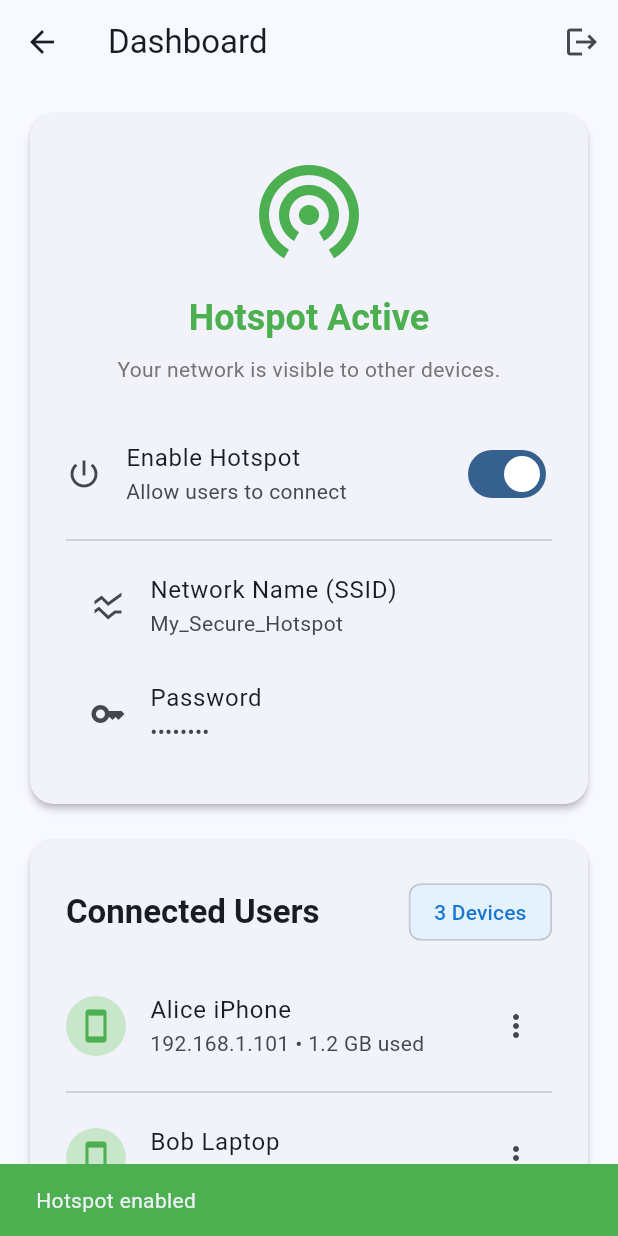
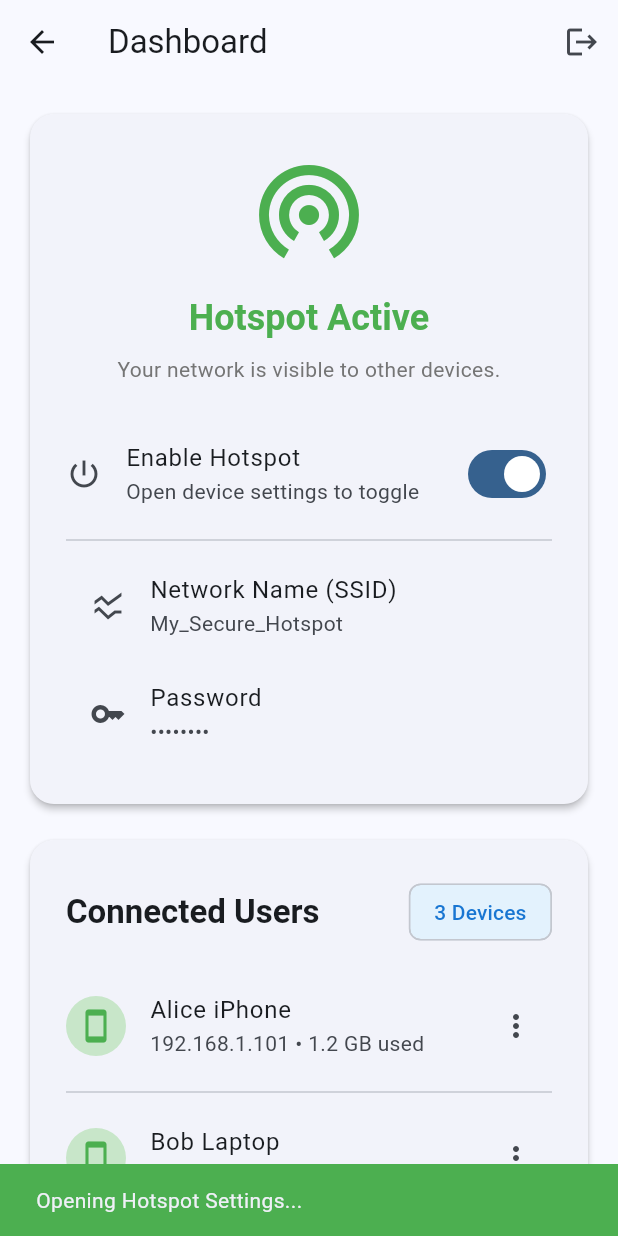
Before and after one commit to could-ai/019ae816-cc54-713b-9705-bed6281723f4, a Flutter app: the HomeScreen screen opened by its route, after a tap on "Enable Hotspot", on a phone screen of 412 x 824 dp. Run offline on Flutter 3.47's test engine with Material 3 defaults, Android fonts, the phone set to English and light mode, and no system bars; missing offline and left inert: app_settings.

Commit message:
Added app_settings dependency to allow opening device hotspot settings; Updated HomeScreen to integrate device hotspot control. Added logic to open system hotspot settings when the toggle is switched, as direct programmatic control is restricted by OS security. Added platform checks to handle Web vs Mobile behavior appropriately.

```diff
--- a/usr/lib/screens/home_screen.dart
+++ b/usr/lib/screens/home_screen.dart
@@ -1,4 +1,6 @@
 import 'package:flutter/material.dart';
+import 'package:flutter/foundation.dart' show kIsWeb;
+import 'package:app_settings/app_settings.dart';
 
 class HomeScreen extends StatefulWidget {
   const HomeScreen({super.key});
@@ -22,13 +24,36 @@ class _HomeScreenState extends State<HomeScreen> {
       _isHotspotOn = value;
     });
 
+    if (kIsWeb) {
+      // Web browsers cannot access device hardware settings
       ScaffoldMessenger.of(context).showSnackBar(
         SnackBar(
-        content: Text(value ? 'Hotspot enabled' : 'Hotspot disabled'),
+          content: const Text('Note: Web browsers cannot directly control device Hotspot.'),
+          backgroundColor: Colors.orange,
+          action: SnackBarAction(
+            label: 'OK',
+            textColor: Colors.white,
+            onPressed: () {},
+          ),
+        ),
+      );
+    } else {
+      // On Mobile/Native, we can try to open settings
+      // Direct programmatic toggling is restricted by OS security (Android/iOS)
+      // so we redirect the user to the settings page.
+      ScaffoldMessenger.of(context).showSnackBar(
+        SnackBar(
+          content: Text(value ? 'Opening Hotspot Settings...' : 'Opening Settings...'),
           backgroundColor: value ? Colors.green : Colors.grey,
           duration: const Duration(seconds: 2),
         ),
       );
+
+      // Small delay to let the UI update before switching apps
+      Future.delayed(const Duration(milliseconds: 300), () {
+        AppSettings.openAppSettings(type: AppSettingsType.hotspot);
+      });
+    }
   }
 
   void _toggleUserBlock(int index) {
@@ -134,7 +159,7 @@ class _HomeScreenState extends State<HomeScreen> {
             const SizedBox(height: 24),
             SwitchListTile(
               title: const Text('Enable Hotspot'),
-              subtitle: const Text('Allow users to connect'),
+              subtitle: const Text('Open device settings to toggle'),
               value: _isHotspotOn,
               onChanged: _toggleHotspot,
               secondary: const Icon(Icons.power_settings_new),
--- a/usr/pubspec.yaml
+++ b/usr/pubspec.yaml
@@ -30,6 +30,9 @@ environment:
 dependencies:
   flutter:
     sdk: flutter
+
+  # For opening device settings
+  app_settings: ^5.1.0
 
   # The following adds the Cupertino Icons font to your application.
   # Use with the CupertinoIcons class for iOS style icons.
```
Lines whose indentation alone changed are shown as unchanged.
